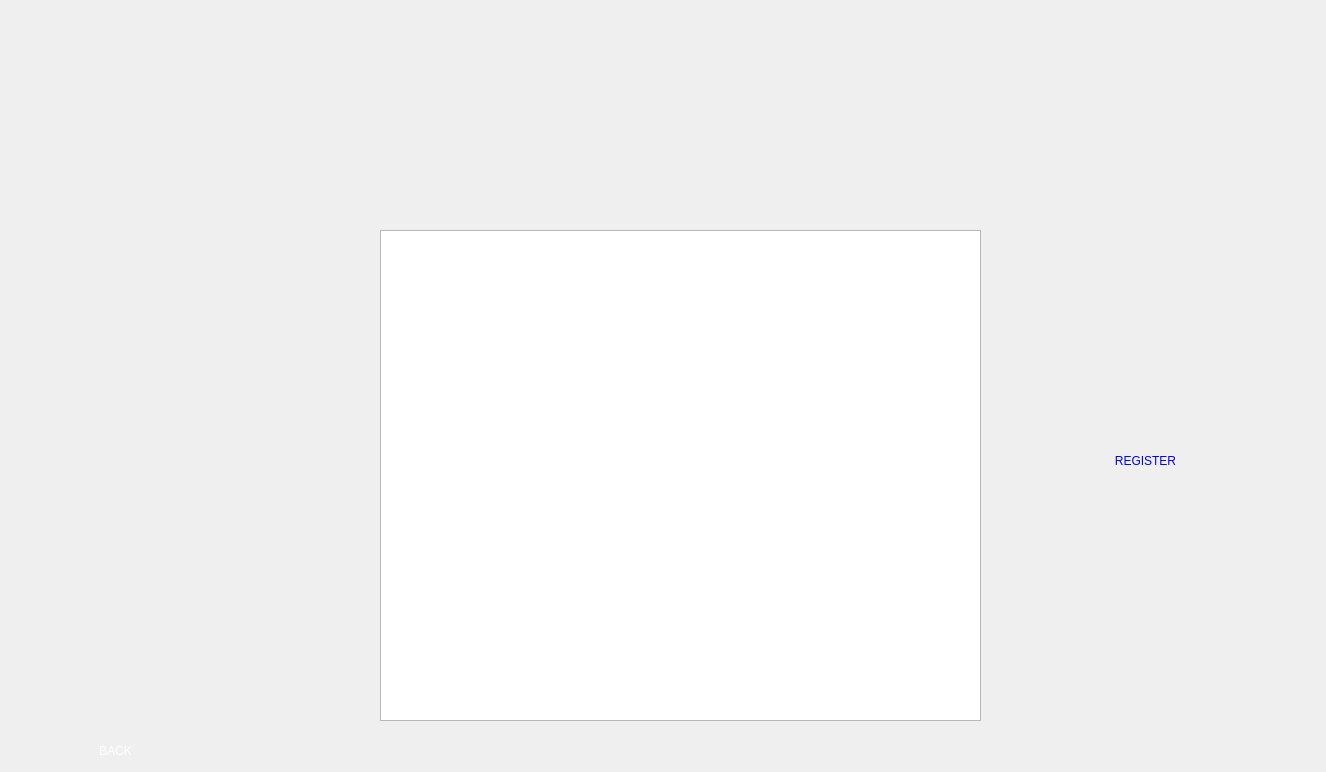
Qt form registercourse.ui (0Abdalla0/courseRegistration) before a commit.
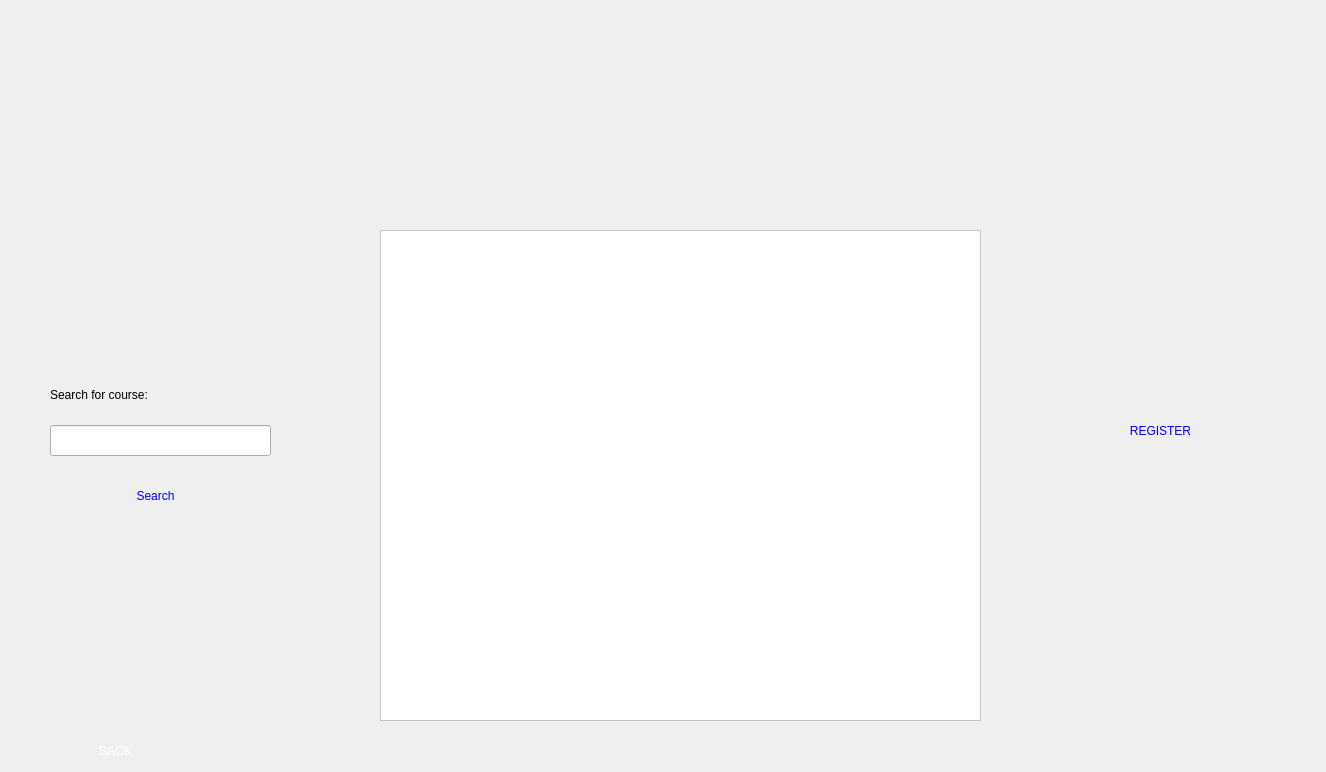
The same form after that commit. Icons and pictures are not drawn.

Commit message: search for course and printing done

```diff
--- a/registercourse.ui
+++ b/registercourse.ui
@@ -49,9 +49,8 @@
    </property>
    <property name="styleSheet">
     <string notr="true">background-image: url(:/imgs/images/white.jpg);
-font: 14pt &quot;Segoe UI&quot;;
-
-  </string>
+background-color: #ffffff;
+font: 14pt &quot;Segoe UI&quot;;</string>
    </property>
   </widget>
   <widget class="QPushButton" name="registerBtn">
@@ -59,14 +58,14 @@
     <rect>
      <x>1070</x>
      <y>400</y>
-     <width>151</width>
-     <height>121</height>
+     <width>181</width>
+     <height>61</height>
     </rect>
    </property>
    <property name="styleSheet">
     <string notr="true">background-image: url(:/imgs/images/white.jpg);
 color:blue;
-font: 22pt &quot;Segoe UI&quot;;
+font: 16pt &quot;Segoe UI&quot;;
 border-radius:25%;
 
 </string>
@@ -75,6 +74,51 @@
     <string>REGISTER</string>
    </property>
   </widget>
+  <widget class="QLineEdit" name="searchText">
+   <property name="geometry">
+    <rect>
+     <x>50</x>
+     <y>425</y>
+     <width>221</width>
+     <height>31</height>
+    </rect>
+   </property>
+  </widget>
+  <widget class="QLabel" name="label">
+   <property name="geometry">
+    <rect>
+     <x>50</x>
+     <y>379</y>
+     <width>221</width>
+     <height>31</height>
+    </rect>
+   </property>
+   <property name="styleSheet">
+    <string notr="true">border-radius:35%;</string>
+   </property>
+   <property name="text">
+    <string>Search for course:</string>
+   </property>
+  </widget>
+  <widget class="QPushButton" name="searchBtn">
+   <property name="geometry">
+    <rect>
+     <x>100</x>
+     <y>470</y>
+     <width>111</width>
+     <height>51</height>
+    </rect>
+   </property>
+   <property name="styleSheet">
+    <string notr="true">background-image: url(:/imgs/images/white.jpg);
+color:blue;
+font: 12pt &quot;Segoe UI&quot;;
+border-radius:25%;</string>
+   </property>
+   <property name="text">
+    <string>Search</string>
+   </property>
+  </widget>
  </widget>
  <resources/>
  <connections/>
```
The commit also changes 67 other files.
